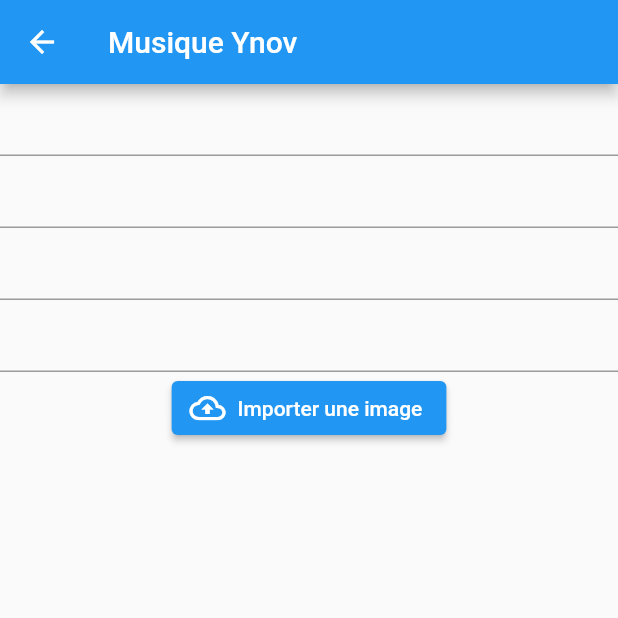
After one commit to ackwrit/musiqueYnov, a Flutter app: the ajouter screen opened directly, on a phone screen of 412 x 824 dp, the top half of it. The commit adds this screen. Run offline on Flutter 3.47's test engine with Material 2 defaults, Android fonts, the phone set to English and light mode, and no system bars; our stand-ins replace audioplayers, cloud_firestore, firebase_auth, firebase_core, firebase_storage; accounts and stored records are empty.

Commit message:
Mise à jour du 28/10/2021 version 2

```diff
--- /dev/null
+++ b/lib/ajouter.dart
@@ -0,0 +1,44 @@
+import 'package:flutter/material.dart';
+
+class ajouter extends StatefulWidget{
+  @override
+  State<StatefulWidget> createState() {
+    // TODO: implement createState
+    return ajouterState();
+  }
+
+}
+
+class ajouterState extends State<ajouter>{
+  @override
+  Widget build(BuildContext context) {
+    // TODO: implement build
+    return Scaffold(
+      appBar: AppBar(
+        title: Text("Musique Ynov"),
+      ),
+      body: bodyPage(),
+    );
+  }
+
+
+
+  Widget bodyPage(){
+    return Column(
+      children: [
+        TextField(),
+        TextField(),
+        TextField(),
+        TextField(),
+        ElevatedButton.icon(
+            onPressed: (){
+              //importer image
+            },
+            icon: Icon(Icons.cloud_upload_outlined),
+            label: Text('Importer une image')
+        ),
+      ],
+    );
+  }
+
+}
```
Also changed, not shown: lib/listen.dart (+23 -3 lines), lib/main.dart (+9 -1 lines).
